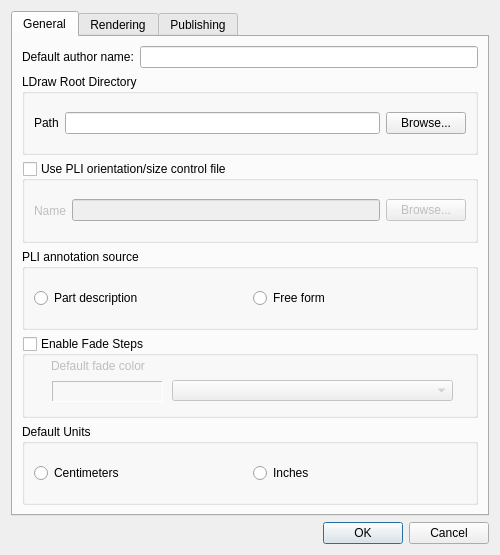
The window that preferences.ui (trevorsandy/lpub3d) describes before a commit, drawn with Qt 5.
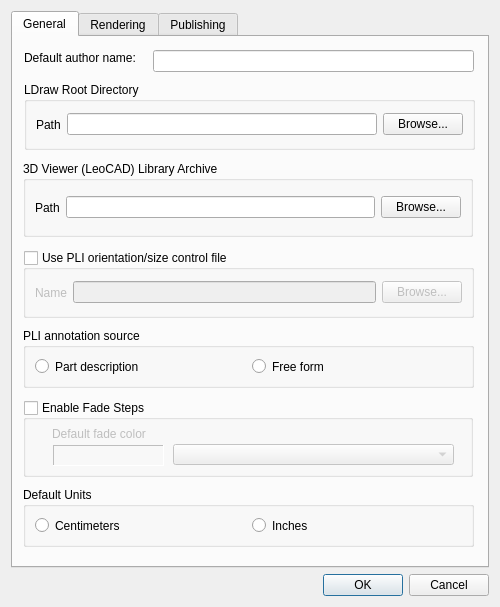
The same window after the commit. The open tabs and pages were chosen to show the change.

```diff
--- a/preferences.ui
+++ b/preferences.ui
@@ -8,7 +8,7 @@
     <x>0</x>
     <y>0</y>
     <width>500</width>
-    <height>555</height>
+    <height>607</height>
    </rect>
   </property>
   <property name="windowTitle">
@@ -24,9 +24,15 @@
       <attribute name="title">
        <string>General</string>
       </attribute>
-      <layout class="QGridLayout" name="gridLayout_5">
-       <item row="1" column="0" colspan="2">
         <widget class="QGroupBox" name="ldrawBox">
+       <property name="geometry">
+        <rect>
+         <x>11</x>
+         <y>45</y>
+         <width>451</width>
+         <height>68</height>
+        </rect>
+       </property>
          <property name="toolTip">
           <string>This directory contains the LDraw parts directory</string>
          </property>
@@ -72,9 +78,15 @@
           </item>
          </layout>
         </widget>
-       </item>
-       <item row="2" column="0" colspan="2">
         <widget class="QGroupBox" name="pliBox">
+       <property name="geometry">
+        <rect>
+         <x>10</x>
+         <y>213</y>
+         <width>451</width>
+         <height>68</height>
+        </rect>
+       </property>
          <property name="toolTip">
           <string>This file controls Part List parts orientation and size</string>
          </property>
@@ -120,9 +132,15 @@
           </item>
          </layout>
         </widget>
-       </item>
-       <item row="4" column="0" colspan="2">
         <widget class="QGroupBox" name="fadeStepBox">
+       <property name="geometry">
+        <rect>
+         <x>10</x>
+         <y>363</y>
+         <width>450</width>
+         <height>77</height>
+        </rect>
+       </property>
          <property name="toolTip">
           <string>This setting allows you to fade previous build step parts </string>
          </property>
@@ -139,7 +157,7 @@
           <property name="geometry">
            <rect>
             <x>29</x>
-            <y>16</y>
+          <y>20</y>
             <width>111</width>
             <height>28</height>
            </rect>
@@ -178,9 +196,15 @@
           </property>
          </widget>
         </widget>
-       </item>
-       <item row="5" column="0" colspan="2">
         <widget class="QGroupBox" name="groupBox">
+       <property name="geometry">
+        <rect>
+         <x>10</x>
+         <y>450</y>
+         <width>451</width>
+         <height>60</height>
+        </rect>
+       </property>
          <property name="title">
           <string>Default Units</string>
          </property>
@@ -201,9 +225,15 @@
           </item>
          </layout>
         </widget>
-       </item>
-       <item row="0" column="0">
         <widget class="QLabel" name="label_8">
+       <property name="geometry">
+        <rect>
+         <x>11</x>
+         <y>13</y>
+         <width>122</width>
+         <height>16</height>
+        </rect>
+       </property>
          <property name="toolTip">
           <string>Sets the default Author on published documents</string>
          </property>
@@ -214,12 +244,25 @@
           <cstring>authorName_Edit</cstring>
          </property>
         </widget>
-       </item>
-       <item row="0" column="1">
-        <widget class="QLineEdit" name="authorName_Edit"/>
-       </item>
-       <item row="3" column="0" colspan="2">
+      <widget class="QLineEdit" name="authorName_Edit">
+       <property name="geometry">
+        <rect>
+         <x>140</x>
+         <y>13</y>
+         <width>321</width>
+         <height>22</height>
+        </rect>
+       </property>
+      </widget>
         <widget class="QGroupBox" name="annotationBox">
+       <property name="geometry">
+        <rect>
+         <x>10</x>
+         <y>291</y>
+         <width>451</width>
+         <height>60</height>
+        </rect>
+       </property>
          <property name="toolTip">
           <string>Annotation source content options</string>
          </property>
@@ -255,8 +298,60 @@
           </item>
          </layout>
         </widget>
-       </item>
-      </layout>
+      <widget class="QGroupBox" name="viewerBox">
+       <property name="geometry">
+        <rect>
+         <x>10</x>
+         <y>124</y>
+         <width>450</width>
+         <height>76</height>
+        </rect>
+       </property>
+       <property name="toolTip">
+        <string>This directory contains the 3D Viewer library archive (zip) path</string>
+       </property>
+       <property name="title">
+        <string>3D Viewer (LeoCAD) Library Archive</string>
+       </property>
+       <property name="checkable">
+        <bool>false</bool>
+       </property>
+       <property name="checked">
+        <bool>false</bool>
+       </property>
+       <layout class="QHBoxLayout" name="_6">
+        <item>
+         <widget class="QLabel" name="label_9">
+          <property name="text">
+           <string>Path</string>
+          </property>
+         </widget>
+        </item>
+        <item>
+         <widget class="QLineEdit" name="leocadLibPath">
+          <property name="minimumSize">
+           <size>
+            <width>200</width>
+            <height>0</height>
+           </size>
+          </property>
+         </widget>
+        </item>
+        <item>
+         <widget class="QPushButton" name="browseLeoCADLibrary">
+          <property name="toolTip">
+           <string>Use directory dialog to find 3D viewer library directory</string>
+          </property>
+          <property name="whatsThis">
+           <string>This lets you find the 3D Viewer library directory</string>
+          </property>
+          <property name="text">
+           <string>Browse...</string>
+          </property>
+         </widget>
+        </item>
+       </layout>
+      </widget>
      </widget>
      <widget class="QWidget" name="tabRendering">
       <attribute name="title">
```
Left out of the diff: 2 changed lines with no effect on the pictures. Lines whose indentation alone changed are shown as unchanged.
